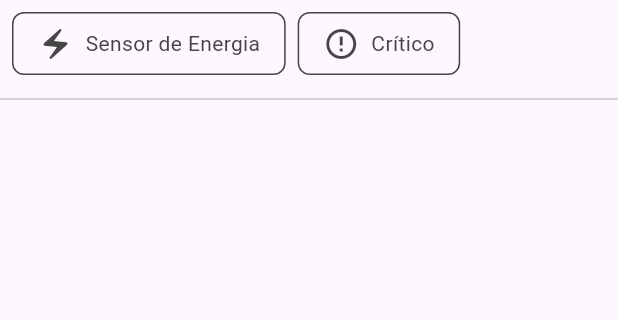
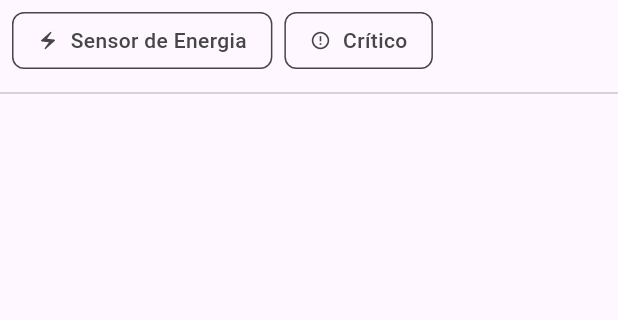
Before and after one commit to deividt/assets_app, a Flutter app: the AssetsScreen screen opened directly with empty values, on a phone screen of 412 x 824 dp, the part 84-404 px from its top. Run offline on Flutter 3.47's test engine with Material 3 defaults, Android fonts, the phone set to English and light mode, and no system bars; our stand-ins replace dartz, dio, equatable, flutter_bloc, freezed_annotation, go_router and 1 more; generated files the repository leaves out were written again; network calls fail.

Commit message:
Add roboto font

```diff
--- a/lib/components/buttons/primary_button.dart
+++ b/lib/components/buttons/primary_button.dart
@@ -42,7 +42,8 @@ class PrimaryButton extends StatelessWidget {
         text,
         style: const TextStyle(
           color: ThemeColors.primaryTextColor,
-          fontSize: 24,
+          fontSize: 18,
+          fontWeight: FontWeight.w500,
         ),
       ),
     );
--- a/lib/components/buttons/toggle_button.dart
+++ b/lib/components/buttons/toggle_button.dart
@@ -44,6 +44,7 @@ class _ToggleButtonState extends State<ToggleButton> {
             if (widget.leadingIcon != null) ...[
               Icon(
                 widget.leadingIcon,
+                size: 14,
                 color: _isClicked
                     ? ThemeColors.primaryTextColor
                     : ThemeColors.primaryColor,
@@ -53,6 +54,8 @@ class _ToggleButtonState extends State<ToggleButton> {
             Text(
               widget.text,
               style: TextStyle(
+                fontSize: 14,
+                fontWeight: FontWeight.w500,
                 color: _isClicked
                     ? ThemeColors.primaryTextColor
                     : ThemeColors.primaryColor,
--- a/lib/theme/default_theme.dart
+++ b/lib/theme/default_theme.dart
@@ -14,6 +14,7 @@ var defaultTheme = ThemeData(
       TargetPlatform.windows: _defaultPageTransitionBuilder,
     },
   ),
+  fontFamily: 'Roboto',
   primaryColor: ThemeColors.primaryColor,
   useMaterial3: true,
 );
--- a/pubspec.yaml
+++ b/pubspec.yaml
@@ -38,6 +38,11 @@ flutter:
   uses-material-design: true
   assets:
     - assets/icons/
+  fonts:
+    - family: Roboto
+      fonts:
+        - asset: assets/fonts/Roboto-Regular.ttf
+        - asset: assets/fonts/Roboto-Medium.ttf
 
 flutter_intl:
   enabled: true
```
Also changed, not shown: lib/features/assets/presentation/screens/widgets/assets_tree.dart (+5 -3 lines), assets/fonts/Roboto-Medium.ttf (added), assets/fonts/Roboto-Regular.ttf (added).
